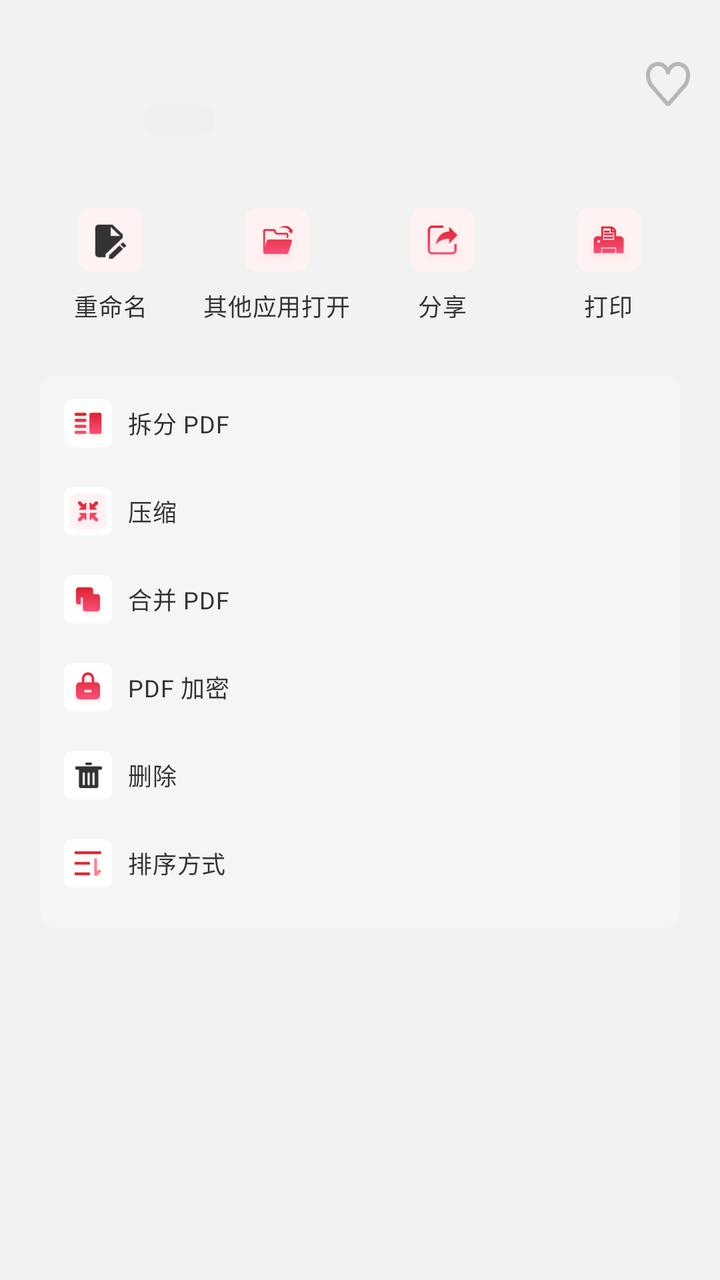
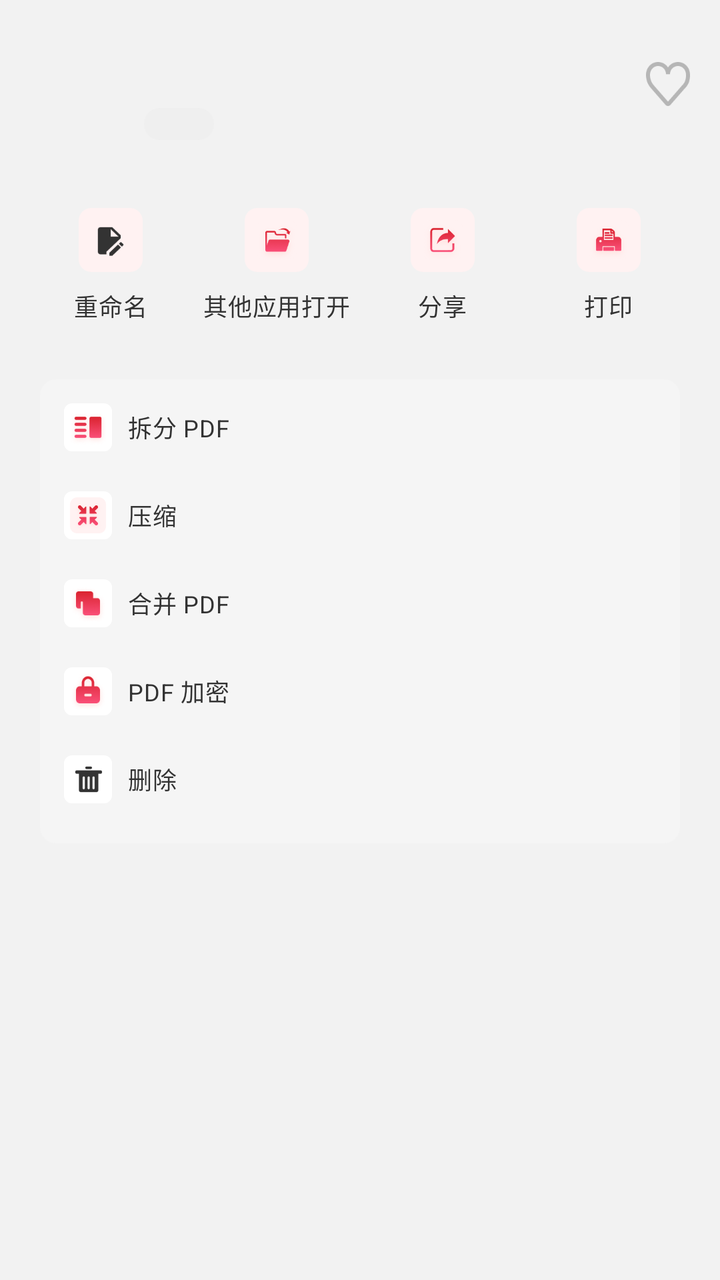

The first picture is an Android layout as it rendered before a commit; the second is the same layout after the commit. The layout source and the unified diff follow.
<!-- AndroidManifest.xml: application theme Theme.PdfReader -->
<!-- res/layout/files_sheet_file_action.xml -->
<?xml version="1.0" encoding="utf-8"?>
<LinearLayout xmlns:android="http://schemas.android.com/apk/res/android"
    android:layout_width="match_parent"
    android:layout_height="wrap_content"
    android:orientation="vertical"
    android:paddingTop="24dp"
    android:paddingBottom="34dp">

    
    <FrameLayout
        android:layout_width="match_parent"
        android:layout_height="48dp">

        <ImageView
            android:id="@+id/ivThumbnail"
            android:layout_width="48dp"
            android:layout_height="48dp"
            android:layout_gravity="start|top"
            android:contentDescription="@null"
            android:scaleType="fitCenter" />

        <TextView
            android:id="@+id/tvName"
            style="@style/TextAppearance.AppCore.SheetTitle"
            android:layout_width="match_parent"
            android:layout_height="wrap_content"
            android:layout_gravity="start|top"
            android:layout_marginStart="72dp"
            android:layout_marginTop="4dp"
            android:layout_marginEnd="48dp"
            android:ellipsize="end"
            android:includeFontPadding="false"
            android:maxLines="1" />

        <ImageView
            android:id="@+id/ivCollect"
            android:layout_width="28dp"
            android:layout_height="28dp"
            android:layout_gravity="end|top"
            android:layout_marginTop="4dp"
            android:layout_marginEnd="12dp"
            android:clickable="true"
            android:contentDescription="@string/favourite"
            android:focusable="true"
            android:scaleType="fitCenter"
            android:src="@mipmap/ic_collect_unselect" />

        <LinearLayout
            android:layout_width="wrap_content"
            android:layout_height="wrap_content"
            android:layout_gravity="start|top"
            android:layout_marginStart="72dp"
            android:layout_marginTop="28dp"
            android:gravity="center_vertical"
            android:orientation="horizontal">

            <TextView
                android:id="@+id/tvTypeChip"
                style="@style/Widget.AppCore.TypeChip"
                android:layout_width="35dp"
                android:layout_height="16dp"
                android:paddingStart="0dp"
                android:paddingEnd="0dp"
                android:textAppearance="@style/TextAppearance.AppCore.TypeChip" />

            <TextView
                android:id="@+id/tvMeta"
                style="@style/TextAppearance.AppCore.Meta"
                android:layout_width="wrap_content"
                android:layout_height="wrap_content"
                android:layout_marginStart="4dp"
                android:ellipsize="end"
                android:maxLines="1" />
        </LinearLayout>
    </FrameLayout>

    
    <LinearLayout
        android:layout_width="match_parent"
        android:layout_height="wrap_content"
        android:layout_marginTop="32dp"
        android:orientation="horizontal"
        android:paddingStart="14dp"
        android:paddingEnd="14dp">

        <LinearLayout
            android:id="@+id/actionRename"
            android:layout_width="0dp"
            android:layout_height="wrap_content"
            android:layout_weight="1"
            android:background="?android:attr/selectableItemBackground"
            android:clickable="true"
            android:focusable="true"
            android:gravity="center_horizontal"
            android:orientation="vertical">

            <FrameLayout
                android:layout_width="32dp"
                android:layout_height="32dp"
                android:background="@drawable/bg_icon_tile">

                <ImageView
                    android:layout_width="24dp"
                    android:layout_height="24dp"
                    android:layout_gravity="center"
                    android:contentDescription="@null"
                    android:scaleType="fitCenter"
                    android:src="@mipmap/ic_rename_black" />
            </FrameLayout>

            <TextView
                style="@style/TextAppearance.AppCore.Body"
                android:layout_width="wrap_content"
                android:layout_height="wrap_content"
                android:layout_marginTop="8dp"
                android:fontFamily="sans-serif-medium"
                android:text="@string/rename"
                android:textColor="@color/text_secondary"
                android:textSize="12sp" />
        </LinearLayout>

        <LinearLayout
            android:id="@+id/actionOpenWith"
            android:layout_width="0dp"
            android:layout_height="wrap_content"
            android:layout_weight="1"
            android:background="?android:attr/selectableItemBackground"
            android:clickable="true"
            android:focusable="true"
            android:gravity="center_horizontal"
            android:orientation="vertical">

            <FrameLayout
                android:layout_width="32dp"
                android:layout_height="32dp"
                android:background="@drawable/bg_icon_tile">

                <ImageView
                    android:layout_width="24dp"
                    android:layout_height="24dp"
                    android:layout_gravity="center"
                    android:contentDescription="@null"
                    android:scaleType="fitCenter"
                    android:src="@mipmap/ic_open_with" />
            </FrameLayout>

            <TextView
                style="@style/TextAppearance.AppCore.Body"
                android:layout_width="wrap_content"
                android:layout_height="wrap_content"
                android:layout_marginTop="8dp"
                android:fontFamily="sans-serif-medium"
                android:text="@string/files_open_with"
                android:textColor="@color/text_secondary"
                android:textSize="12sp" />
        </LinearLayout>

        <LinearLayout
            android:id="@+id/actionShare"
            android:layout_width="0dp"
            android:layout_height="wrap_content"
            android:layout_weight="1"
            android:background="?android:attr/selectableItemBackground"
            android:clickable="true"
            android:focusable="true"
            android:gravity="center_horizontal"
            android:orientation="vertical">

            <FrameLayout
                android:layout_width="32dp"
                android:layout_height="32dp"
                android:background="@drawable/bg_icon_tile">

                <ImageView
                    android:layout_width="24dp"
                    android:layout_height="24dp"
                    android:layout_gravity="center"
                    android:contentDescription="@null"
                    android:scaleType="fitCenter"
                    android:src="@mipmap/ic_share_red" />
            </FrameLayout>

            <TextView
                style="@style/TextAppearance.AppCore.Body"
                android:layout_width="wrap_content"
                android:layout_height="wrap_content"
                android:layout_marginTop="8dp"
                android:fontFamily="sans-serif-medium"
                android:text="@string/files_share"
                android:textColor="@color/text_secondary"
                android:textSize="12sp" />
        </LinearLayout>

        <LinearLayout
            android:id="@+id/actionPrint"
            android:layout_width="0dp"
            android:layout_height="wrap_content"
            android:layout_weight="1"
            android:background="?android:attr/selectableItemBackground"
            android:clickable="true"
            android:focusable="true"
            android:gravity="center_horizontal"
            android:orientation="vertical">

            <FrameLayout
                android:layout_width="32dp"
                android:layout_height="32dp"
                android:background="@drawable/bg_icon_tile">

                <ImageView
                    android:layout_width="24dp"
                    android:layout_height="24dp"
                    android:layout_gravity="center"
                    android:contentDescription="@null"
                    android:scaleType="fitCenter"
                    android:src="@mipmap/ic_print" />
            </FrameLayout>

            <TextView
                style="@style/TextAppearance.AppCore.Body"
                android:layout_width="wrap_content"
                android:layout_height="wrap_content"
                android:layout_marginTop="8dp"
                android:fontFamily="sans-serif-medium"
                android:text="@string/files_print"
                android:textColor="@color/text_secondary"
                android:textSize="12sp" />
        </LinearLayout>
    </LinearLayout>

    
    <LinearLayout
        android:layout_width="match_parent"
        android:layout_height="wrap_content"
        android:layout_marginStart="20dp"
        android:layout_marginTop="26dp"
        android:layout_marginEnd="20dp"
        android:background="@drawable/bg_card_r8"
        android:backgroundTint="@color/surface_disabled"
        android:orientation="vertical"
        android:paddingTop="12dp">

        <LinearLayout
            android:id="@+id/rowSplit"
            android:layout_width="match_parent"
            android:layout_height="44dp"
            android:background="?android:attr/selectableItemBackground"
            android:clickable="true"
            android:focusable="true"
            android:gravity="top"
            android:orientation="horizontal"
            android:paddingStart="12dp"
            android:paddingEnd="12dp">

            <ImageView
                android:layout_width="24dp"
                android:layout_height="24dp"
                android:background="@drawable/bg_card_r4"
                android:backgroundTint="@color/white"
                android:contentDescription="@null"
                android:padding="3dp"
                android:scaleType="fitCenter"
                android:src="@mipmap/ic_split_pdf" />

            <TextView
                style="@style/TextAppearance.AppCore.Body"
                android:layout_width="0dp"
                android:layout_height="wrap_content"
                android:layout_marginStart="8dp"
                android:layout_marginTop="3dp"
                android:layout_weight="1"
                android:fontFamily="sans-serif-medium"
                android:text="@string/split"
                android:textColor="@color/text_secondary"
                android:textSize="12sp" />
        </LinearLayout>

        <LinearLayout
            android:id="@+id/rowCompress"
            android:layout_width="match_parent"
            android:layout_height="44dp"
            android:background="?android:attr/selectableItemBackground"
            android:clickable="true"
            android:focusable="true"
            android:gravity="top"
            android:orientation="horizontal"
            android:paddingStart="12dp"
            android:paddingEnd="12dp">

            <ImageView
                android:layout_width="24dp"
                android:layout_height="24dp"
                android:background="@drawable/bg_card_r4"
                android:backgroundTint="@color/white"
                android:contentDescription="@null"
                android:padding="3dp"
                android:scaleType="fitCenter"
                android:src="@mipmap/ic_compress" />

            <TextView
                style="@style/TextAppearance.AppCore.Body"
                android:layout_width="0dp"
                android:layout_height="wrap_content"
                android:layout_marginStart="8dp"
                android:layout_marginTop="3dp"
                android:layout_weight="1"
                android:fontFamily="sans-serif-medium"
                android:text="@string/compress"
                android:textColor="@color/text_secondary"
                android:textSize="12sp" />
        </LinearLayout>

        <LinearLayout
            android:id="@+id/rowMerge"
            android:layout_width="match_parent"
            android:layout_height="44dp"
            android:background="?android:attr/selectableItemBackground"
            android:clickable="true"
            android:focusable="true"
            android:gravity="top"
            android:orientation="horizontal"
            android:paddingStart="12dp"
            android:paddingEnd="12dp">

            <ImageView
                android:layout_width="24dp"
                android:layout_height="24dp"
                android:background="@drawable/bg_card_r4"
                android:backgroundTint="@color/white"
                android:contentDescription="@null"
                android:padding="3dp"
                android:scaleType="fitCenter"
                android:src="@mipmap/ic_merge_pdf" />

            <TextView
                style="@style/TextAppearance.AppCore.Body"
                android:layout_width="0dp"
                android:layout_height="wrap_content"
                android:layout_marginStart="8dp"
                android:layout_marginTop="3dp"
                android:layout_weight="1"
                android:fontFamily="sans-serif-medium"
                android:text="@string/merge"
                android:textColor="@color/text_secondary"
                android:textSize="12sp" />
        </LinearLayout>

        <LinearLayout
            android:id="@+id/rowLock"
            android:layout_width="match_parent"
            android:layout_height="44dp"
            android:background="?android:attr/selectableItemBackground"
            android:clickable="true"
            android:focusable="true"
            android:gravity="top"
            android:orientation="horizontal"
            android:paddingStart="12dp"
            android:paddingEnd="12dp">

            <ImageView
                android:layout_width="24dp"
                android:layout_height="24dp"
                android:background="@drawable/bg_card_r4"
                android:backgroundTint="@color/white"
                android:contentDescription="@null"
                android:padding="3dp"
                android:scaleType="fitCenter"
                android:src="@mipmap/ic_lock" />

            <TextView
                style="@style/TextAppearance.AppCore.Body"
                android:layout_width="0dp"
                android:layout_height="wrap_content"
                android:layout_marginStart="8dp"
                android:layout_marginTop="3dp"
                android:layout_weight="1"
                android:fontFamily="sans-serif-medium"
                android:text="@string/encrypt"
                android:textColor="@color/text_secondary"
                android:textSize="12sp" />
        </LinearLayout>

        <LinearLayout
            android:id="@+id/rowDelete"
            android:layout_width="match_parent"
            android:layout_height="44dp"
            android:background="?android:attr/selectableItemBackground"
            android:clickable="true"
            android:focusable="true"
            android:gravity="top"
            android:orientation="horizontal"
            android:paddingStart="12dp"
            android:paddingEnd="12dp">

            <ImageView
                android:layout_width="24dp"
                android:layout_height="24dp"
                android:background="@drawable/bg_card_r4"
                android:backgroundTint="@color/white"
                android:contentDescription="@null"
                android:padding="3dp"
                android:scaleType="fitCenter"
                android:src="@mipmap/ic_delete_black" />

            <TextView
                style="@style/TextAppearance.AppCore.Body"
                android:layout_width="0dp"
                android:layout_height="wrap_content"
                android:layout_marginStart="8dp"
                android:layout_marginTop="3dp"
                android:layout_weight="1"
                android:fontFamily="sans-serif-medium"
                android:text="@string/delete"
                android:textColor="@color/text_secondary"
                android:textSize="12sp" />
        </LinearLayout>
        <LinearLayout
            android:id="@+id/rowSort"
            android:layout_width="match_parent"
            android:layout_height="44dp"
            android:background="?android:attr/selectableItemBackground"
            android:clickable="true"
            android:focusable="true"
            android:gravity="top"
            android:orientation="horizontal"
            android:paddingStart="12dp"
            android:paddingEnd="12dp">

            <ImageView
                android:layout_width="24dp"
                android:layout_height="24dp"
                android:background="@drawable/bg_card_r4"
                android:backgroundTint="@color/white"
                android:contentDescription="@null"
                android:padding="3dp"
                android:scaleType="fitCenter"
                android:src="@mipmap/ic_sort" />

            <TextView
                style="@style/TextAppearance.AppCore.Body"
                android:layout_width="0dp"
                android:layout_height="wrap_content"
                android:layout_marginStart="8dp"
                android:layout_marginTop="3dp"
                android:layout_weight="1"
                android:fontFamily="sans-serif-medium"
                android:text="@string/files_sort_title"
                android:textColor="@color/text_secondary"
                android:textSize="12sp" />
        </LinearLayout>
    </LinearLayout>

</LinearLayout>
<!-- resources referenced by this layout -->
<resources>
  <color name="surface_disabled">#f5f5f5</color>
  <color name="text_secondary">#333333</color>
  <color name="white">#ffffff</color>
  <!-- drawable bg_card_r4 (drawable) -->
  <?xml version="1.0" encoding="utf-8"?>
  <shape xmlns:android="http://schemas.android.com/apk/res/android"
      android:shape="rectangle">
      <solid android:color="#fafafa"/>
      <corners android:radius="4dp"/>
  </shape>
  <!-- drawable bg_card_r8 (drawable) -->
  <?xml version="1.0" encoding="utf-8"?>
  <shape xmlns:android="http://schemas.android.com/apk/res/android"
      android:shape="rectangle"
      >
      <solid android:color="#fffafafa"/>
      <corners android:radius="8dp"/>
  </shape>
  <!-- drawable bg_icon_tile (drawable) -->
  <?xml version="1.0" encoding="utf-8"?>
  <shape xmlns:android="http://schemas.android.com/apk/res/android"
      android:shape="rectangle">
      <solid android:color="#fff2f2"/>
      <corners android:radius="6.4dp"/>
  </shape>
  <!-- mipmap ic_sort: webp bitmap (mipmap-xxhdpi, 1218 bytes) -->
  <string name="compress">压缩</string>
  <string name="delete">删除</string>
  <string name="encrypt">PDF 加密</string>
  <string name="favourite">已收藏</string>
  <string name="files_open_with">其他应用打开</string>
  <string name="files_print">打印</string>
  <string name="files_share">分享</string>
  <string name="files_sort_title">排序方式</string>
  <string name="merge">合并 PDF</string>
  <string name="rename">重命名</string>
  <string name="split">拆分 PDF</string>
  <style name="TextAppearance.AppCore.Body" parent="TextAppearance.MaterialComponents.Body2">
          <item name="android:textSize">14sp</item>
          <item name="android:textColor">@color/text_secondary</item>
      </style>
  <style name="TextAppearance.AppCore.Meta" parent="TextAppearance.MaterialComponents.Caption">
          <item name="android:textSize">12sp</item>
          <item name="android:textColor">@color/text_placeholder</item>
      </style>
  <style name="Theme.PdfReader" parent="Theme.AppCore">
          <item name="android:windowBackground">@color/surface_subtle</item>
      </style>
  <color name="text_placeholder">#999999</color>
  <!-- drawable bg_type_chip (drawable) -->
  <?xml version="1.0" encoding="utf-8"?>
  <shape xmlns:android="http://schemas.android.com/apk/res/android"
      android:shape="rectangle">
      <solid android:color="#efefef"/>
      <corners android:radius="8dp"/>
  </shape>
  <color name="surface_subtle">#f2f2f2</color>
  <color name="brand_primary">#da232f</color>
  <color name="brand_primary_dark">#dc2634</color>
  <color name="text_on_tint">#f8fbff</color>
  <color name="status_error_deep">#cc2631</color>
  <color name="surface_card">#fafafa</color>
  <color name="text_primary">#060606</color>
  <color name="surface_muted">#f1f1f1</color>
  <color name="text_tertiary">#666666</color>
  <color name="status_error_crimson">#c42e47</color>
  <style name="ThemeOverlay.AppCore.BottomSheet" parent="ThemeOverlay.MaterialComponents.BottomSheetDialog">
          <item name="bottomSheetStyle">@style/Widget.AppCore.BottomSheet</item>
          <item name="android:windowIsFloating">false</item>
          <item name="android:statusBarColor">@android:color/transparent</item>
          <item name="android:navigationBarColor">@color/surface_white_alt</item>
      </style>
  <color name="surface_white_alt">#fffdfd</color>
  <style name="MaterialAlertDialog.AppCore" parent="MaterialAlertDialog.MaterialComponents">
          <item name="shapeAppearanceOverlay">@style/ShapeAppearance.AppCore.Dialog</item>
          <item name="backgroundTint">@color/surface_white_alt</item>
      </style>
  <style name="MaterialAlertDialog.AppCore.Title" parent="MaterialAlertDialog.MaterialComponents.Title.Text">
          <item name="android:textColor">@color/text_primary</item>
      </style>
  <style name="ShapeAppearance.AppCore.Dialog" parent="">
          <item name="cornerFamily">rounded</item>
          <item name="cornerSize">@dimen/radius_xl</item>
      </style>
  <dimen name="radius_xl">16dp</dimen>
  <!-- unchanged entries left out for length: 18 -->
</resources>

<!-- the commit's change to res/layout/files_sheet_file_action.xml (unified diff, before → after) -->
@@ -16,6 +16,7 @@
             android:layout_width="48dp"
             android:layout_height="48dp"
             android:layout_gravity="start|top"
+            android:layout_marginStart="16dp"
             android:contentDescription="@null"
             android:scaleType="fitCenter" />
 
@@ -45,9 +46,10 @@
             android:scaleType="fitCenter"
             android:src="@mipmap/ic_collect_unselect" />
 
+        
         <LinearLayout
             android:layout_width="wrap_content"
-            android:layout_height="wrap_content"
+            android:layout_height="20dp"
             android:layout_gravity="start|top"
             android:layout_marginStart="72dp"
             android:layout_marginTop="28dp"
@@ -100,8 +102,8 @@
                 android:background="@drawable/bg_icon_tile">
 
                 <ImageView
-                    android:layout_width="24dp"
-                    android:layout_height="24dp"
+                    android:layout_width="20dp"
+                    android:layout_height="20dp"
                     android:layout_gravity="center"
                     android:contentDescription="@null"
                     android:scaleType="fitCenter"
@@ -136,8 +138,8 @@
                 android:background="@drawable/bg_icon_tile">
 
                 <ImageView
-                    android:layout_width="24dp"
-                    android:layout_height="24dp"
+                    android:layout_width="20dp"
+                    android:layout_height="20dp"
                     android:layout_gravity="center"
                     android:contentDescription="@null"
                     android:scaleType="fitCenter"
@@ -172,8 +174,8 @@
                 android:background="@drawable/bg_icon_tile">
 
                 <ImageView
-                    android:layout_width="24dp"
-                    android:layout_height="24dp"
+                    android:layout_width="20dp"
+                    android:layout_height="20dp"
                     android:layout_gravity="center"
                     android:contentDescription="@null"
                     android:scaleType="fitCenter"
@@ -208,8 +210,8 @@
                 android:background="@drawable/bg_icon_tile">
 
                 <ImageView
-                    android:layout_width="24dp"
-                    android:layout_height="24dp"
+                    android:layout_width="20dp"
+                    android:layout_height="20dp"
                     android:layout_gravity="center"
                     android:contentDescription="@null"
                     android:scaleType="fitCenter"
@@ -233,7 +235,7 @@
         android:layout_width="match_parent"
         android:layout_height="wrap_content"
         android:layout_marginStart="20dp"
-        android:layout_marginTop="26dp"
+        android:layout_marginTop="28dp"
         android:layout_marginEnd="20dp"
         android:background="@drawable/bg_card_r8"
         android:backgroundTint="@color/surface_disabled"
@@ -414,40 +416,7 @@
                 android:textColor="@color/text_secondary"
                 android:textSize="12sp" />
         </LinearLayout>
-        <LinearLayout
-            android:id="@+id/rowSort"
-            android:layout_width="match_parent"
-            android:layout_height="44dp"
-            android:background="?android:attr/selectableItemBackground"
-            android:clickable="true"
-            android:focusable="true"
-            android:gravity="top"
-            android:orientation="horizontal"
-            android:paddingStart="12dp"
-            android:paddingEnd="12dp">
-
-            <ImageView
-                android:layout_width="24dp"
-                android:layout_height="24dp"
-                android:background="@drawable/bg_card_r4"
-                android:backgroundTint="@color/white"
-                android:contentDescription="@null"
-                android:padding="3dp"
-                android:scaleType="fitCenter"
-                android:src="@mipmap/ic_sort" />
-
-            <TextView
-                style="@style/TextAppearance.AppCore.Body"
-                android:layout_width="0dp"
-                android:layout_height="wrap_content"
-                android:layout_marginStart="8dp"
-                android:layout_marginTop="3dp"
-                android:layout_weight="1"
-                android:fontFamily="sans-serif-medium"
-                android:text="@string/files_sort_title"
-                android:textColor="@color/text_secondary"
-                android:textSize="12sp" />
-        </LinearLayout>
+
     </LinearLayout>
 
 </LinearLayout>
<!-- resource entries referenced after the edit -->
@@ -25,7 +25,6 @@
       <solid android:color="#fff2f2"/>
       <corners android:radius="6.4dp"/>
   </shape>
-  <!-- mipmap ic_sort: webp bitmap (mipmap-xxhdpi, 1218 bytes) -->
   <string name="compress">压缩</string>
   <string name="delete">删除</string>
   <string name="encrypt">PDF 加密</string>
@@ -33,7 +32,6 @@
   <string name="files_open_with">其他应用打开</string>
   <string name="files_print">打印</string>
   <string name="files_share">分享</string>
-  <string name="files_sort_title">排序方式</string>
   <string name="merge">合并 PDF</string>
   <string name="rename">重命名</string>
   <string name="split">拆分 PDF</string>
@@ -71,6 +69,8 @@
           <item name="android:windowIsFloating">false</item>
           <item name="android:statusBarColor">@android:color/transparent</item>
           <item name="android:navigationBarColor">@color/surface_white_alt</item>
+          
+          <item name="android:windowSoftInputMode">adjustResize</item>
       </style>
   <color name="surface_white_alt">#fffdfd</color>
   <style name="MaterialAlertDialog.AppCore" parent="MaterialAlertDialog.MaterialComponents">
